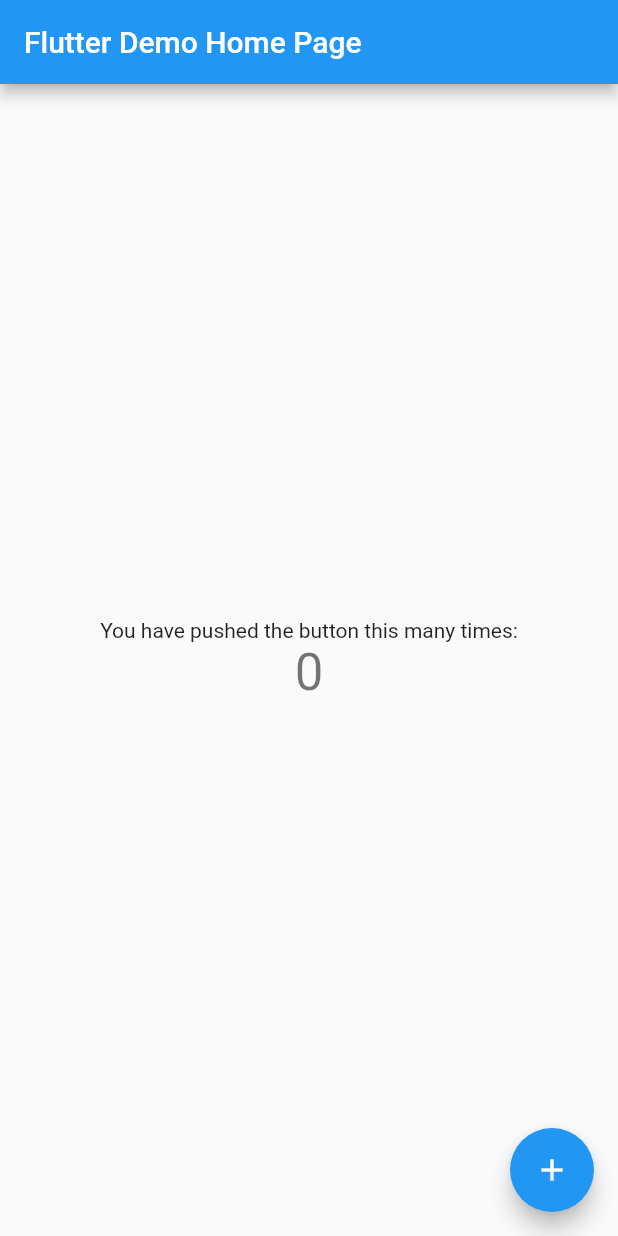
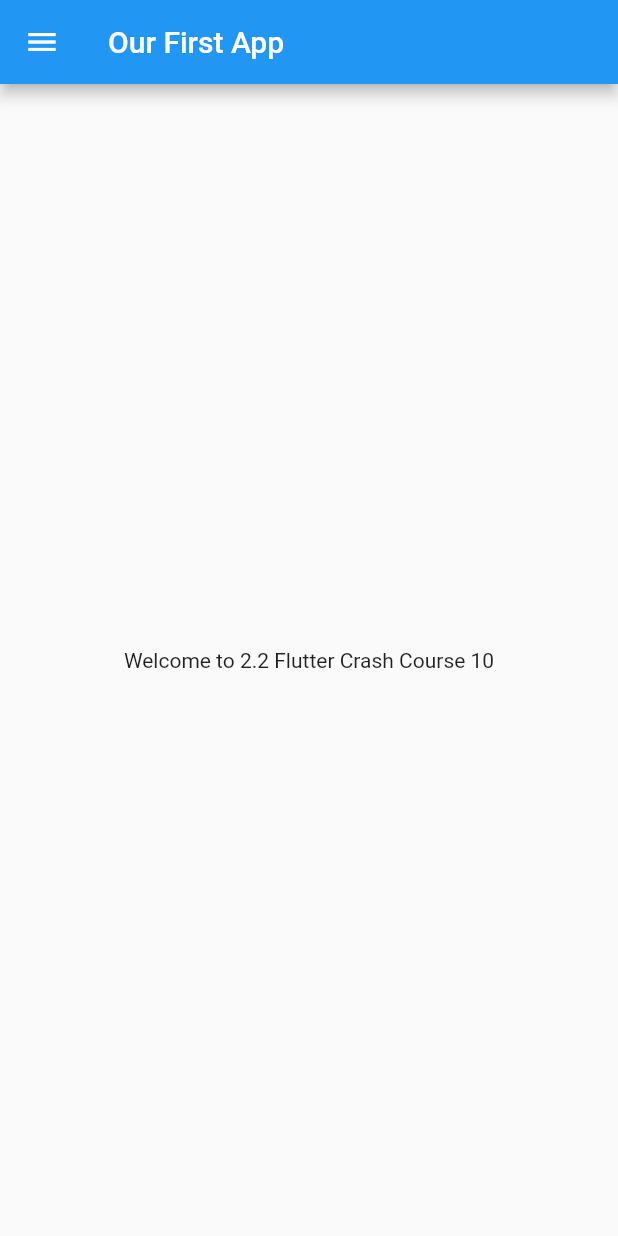
Before and after one commit to Irtisamali2/CatalogApp_in_Flutter, a Flutter app: the screen it shows after launch, on a phone screen of 412 x 824 dp. Run offline on Flutter 3.47's test engine with Material 2 defaults, Android fonts, the phone set to English and light mode, and no system bars.

Commit message:
Our First Day Completed

```diff
--- /dev/null
+++ b/lib/HomePage.dart
@@ -0,0 +1,24 @@
+import 'package:flutter/material.dart';
+
+// ignore: must_be_immutable
+class HomePage extends StatelessWidget {
+  int day = 10;
+  double number = 2.2;
+  String course = "Flutter";
+  num a = 10.0;
+
+  @override
+  Widget build(BuildContext context) {
+    return Scaffold(
+      appBar: AppBar(
+        title: Text("Our First App"),
+      ),
+      drawer: Drawer(),
+      body: Center(
+        child: Container(
+          child: Text("Welcome to $number $course Crash Course $day"),
+        ),
+      ),
+    );
+  }
+}
--- a/lib/main.dart
+++ b/lib/main.dart
@@ -1,113 +1,13 @@
 import 'package:flutter/material.dart';
+import 'package:untitled3/HomePage.dart';
 
 void main() {
   runApp(MyApp());
 }
 
 class MyApp extends StatelessWidget {
-  // This widget is the root of your application.
   @override
   Widget build(BuildContext context) {
-    return MaterialApp(
-      title: 'Flutter Demo',
-      theme: ThemeData(
-        // This is the theme of your application.
-        //
-        // Try running your application with "flutter run". You'll see the
-        // application has a blue toolbar. Then, without quitting the app, try
-        // changing the primarySwatch below to Colors.green and then invoke
-        // "hot reload" (press "r" in the console where you ran "flutter run",
-        // or simply save your changes to "hot reload" in a Flutter IDE).
-        // Notice that the counter didn't reset back to zero; the application
-        // is not restarted.
-        primarySwatch: Colors.blue,
-      ),
-      home: MyHomePage(title: 'Flutter Demo Home Page'),
-    );
+    return MaterialApp(home: HomePage());
   }
 }
-
-class MyHomePage extends StatefulWidget {
-  MyHomePage({Key? key, required this.title}) : super(key: key);
-
-  // This widget is the home page of your application. It is stateful, meaning
-  // that it has a State object (defined below) that contains fields that affect
-  // how it looks.
-
-  // This class is the configuration for the state. It holds the values (in this
-  // case the title) provided by the parent (in this case the App widget) and
-  // used by the build method of the State. Fields in a Widget subclass are
-  // always marked "final".
-
-  final String title;
-
-  @override
-  _MyHomePageState createState() => _MyHomePageState();
-}
-
-class _MyHomePageState extends State<MyHomePage> {
-  int _counter = 0;
-
-  void _incrementCounter() {
-    setState(() {
-      // This call to setState tells the Flutter framework that something has
-      // changed in this State, which causes it to rerun the build method below
-      // so that the display can reflect the updated values. If we changed
-      // _counter without calling setState(), then the build method would not be
-      // called again, and so nothing would appear to happen.
-      _counter++;
-    });
-  }
-
-  @override
-  Widget build(BuildContext context) {
-    // This method is rerun every time setState is called, for instance as done
-    // by the _incrementCounter method above.
-    //
-    // The Flutter framework has been optimized to make rerunning build methods
-    // fast, so that you can just rebuild anything that needs updating rather
-    // than having to individually change instances of widgets.
-    return Scaffold(
-      appBar: AppBar(
-        // Here we take the value from the MyHomePage object that was created by
-        // the App.build method, and use it to set our appbar title.
-        title: Text(widget.title),
-      ),
-      body: Center(
-        // Center is a layout widget. It takes a single child and positions it
-        // in the middle of the parent.
-        child: Column(
-          // Column is also a layout widget. It takes a list of children and
-          // arranges them vertically. By default, it sizes itself to fit its
-          // children horizontally, and tries to be as tall as its parent.
-          //
-          // Invoke "debug painting" (press "p" in the console, choose the
-          // "Toggle Debug Paint" action from the Flutter Inspector in Android
-          // Studio, or the "Toggle Debug Paint" command in Visual Studio Code)
-          // to see the wireframe for each widget.
-          //
-          // Column has various properties to control how it sizes itself and
-          // how it positions its children. Here we use mainAxisAlignment to
-          // center the children vertically; the main axis here is the vertical
-          // axis because Columns are vertical (the cross axis would be
-          // horizontal).
-          mainAxisAlignment: MainAxisAlignment.center,
-          children: <Widget>[
-            Text(
-              'You have pushed the button this many times:',
-            ),
-            Text(
-              '$_counter',
-              style: Theme.of(context).textTheme.headline4,
-            ),
-          ],
-        ),
-      ),
-      floatingActionButton: FloatingActionButton(
-        onPressed: _incrementCounter,
-        tooltip: 'Increment',
-        child: Icon(Icons.add),
-      ), // This trailing comma makes auto-formatting nicer for build methods.
-    );
-  }
-}
```
